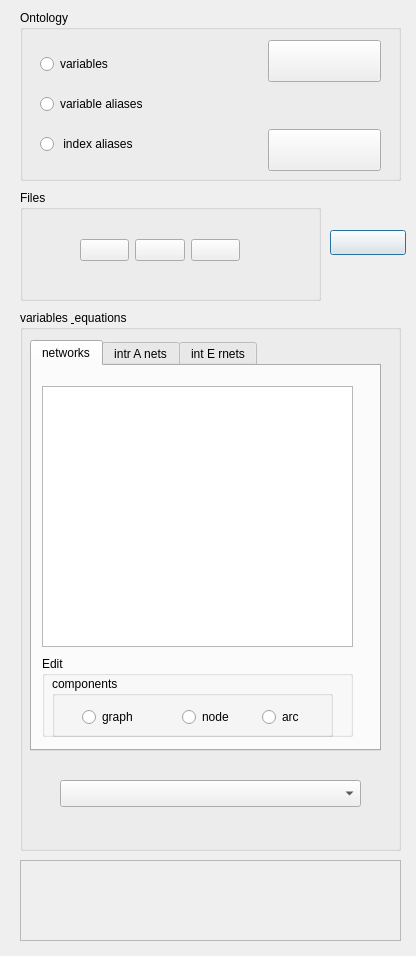
heinz-preisig/ProMo-packages-OntologyBuilder, file OntologyEquationEditor/ui_ontology_design.ui: the form before one commit.
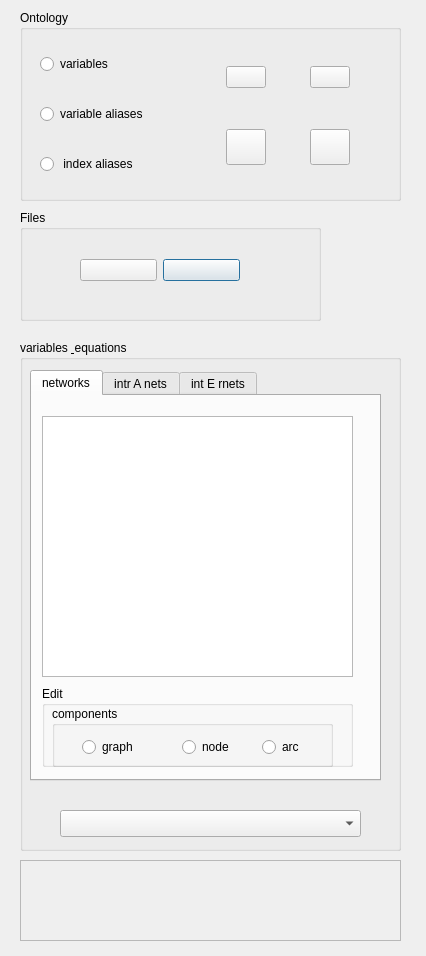
The form after the commit.

Diff of the .ui file:
```diff
--- a/OntologyEquationEditor/ui_ontology_design.ui
+++ b/OntologyEquationEditor/ui_ontology_design.ui
@@ -6,7 +6,7 @@
    <rect>
     <x>0</x>
     <y>0</y>
-    <width>416</width>
+    <width>426</width>
     <height>956</height>
    </rect>
   </property>
@@ -17,9 +17,9 @@
    <property name="geometry">
     <rect>
      <x>20</x>
-     <y>310</y>
+     <y>340</y>
      <width>381</width>
-     <height>541</height>
+     <height>511</height>
     </rect>
    </property>
    <property name="title">
@@ -182,7 +182,7 @@
      <x>20</x>
      <y>10</y>
      <width>381</width>
-     <height>171</height>
+     <height>191</height>
     </rect>
    </property>
    <property name="title">
@@ -192,9 +192,9 @@
     <property name="geometry">
      <rect>
       <x>20</x>
-      <y>30</y>
-      <width>341</width>
-      <height>131</height>
+      <y>20</y>
+      <width>348</width>
+      <height>171</height>
      </rect>
     </property>
     <layout class="QHBoxLayout" name="horizontalLayout">
@@ -246,27 +246,138 @@
       </spacer>
      </item>
      <item>
-      <layout class="QVBoxLayout" name="verticalLayout_2">
-       <property name="sizeConstraint">
-        <enum>QLayout::SetMinimumSize</enum>
-       </property>
-       <item>
-        <widget class="QPushButton" name="pushInfo">
-         <property name="sizePolicy">
-          <sizepolicy hsizetype="Expanding" vsizetype="Expanding">
-           <horstretch>0</horstretch>
-           <verstretch>0</verstretch>
-          </sizepolicy>
+      <layout class="QGridLayout" name="gridLayout">
+       <item row="2" column="5">
+        <spacer name="horizontalSpacer_4">
+         <property name="orientation">
+          <enum>Qt::Horizontal</enum>
          </property>
-         <property name="toolTip">
-          <string>press for information</string>
+         <property name="sizeHint" stdset="0">
+          <size>
+           <width>40</width>
+           <height>20</height>
+          </size>
          </property>
-         <property name="text">
-          <string/>
+        </spacer>
+       </item>
+       <item row="0" column="2">
+        <spacer name="verticalSpacer_4">
+         <property name="orientation">
+          <enum>Qt::Vertical</enum>
          </property>
-        </widget>
+         <property name="sizeHint" stdset="0">
+          <size>
+           <width>20</width>
+           <height>40</height>
+          </size>
+         </property>
+        </spacer>
        </item>
-       <item>
+       <item row="4" column="4">
+        <spacer name="verticalSpacer_7">
+         <property name="orientation">
+          <enum>Qt::Vertical</enum>
+         </property>
+         <property name="sizeHint" stdset="0">
+          <size>
+           <width>20</width>
+           <height>40</height>
+          </size>
+         </property>
+        </spacer>
+       </item>
+       <item row="3" column="5">
+        <spacer name="horizontalSpacer_5">
+         <property name="orientation">
+          <enum>Qt::Horizontal</enum>
+         </property>
+         <property name="sizeHint" stdset="0">
+          <size>
+           <width>40</width>
+           <height>20</height>
+          </size>
+         </property>
+        </spacer>
+       </item>
+       <item row="2" column="4">
+        <spacer name="verticalSpacer_2">
+         <property name="orientation">
+          <enum>Qt::Vertical</enum>
+         </property>
+         <property name="sizeHint" stdset="0">
+          <size>
+           <width>20</width>
+           <height>40</height>
+          </size>
+         </property>
+        </spacer>
+       </item>
+       <item row="1" column="3">
+        <spacer name="horizontalSpacer_2">
+         <property name="orientation">
+          <enum>Qt::Horizontal</enum>
+         </property>
+         <property name="sizeHint" stdset="0">
+          <size>
+           <width>40</width>
+           <height>20</height>
+          </size>
+         </property>
+        </spacer>
+       </item>
+       <item row="3" column="3">
+        <spacer name="verticalSpacer_3">
+         <property name="orientation">
+          <enum>Qt::Vertical</enum>
+         </property>
+         <property name="sizeHint" stdset="0">
+          <size>
+           <width>20</width>
+           <height>40</height>
+          </size>
+         </property>
+        </spacer>
+       </item>
+       <item row="4" column="2">
+        <spacer name="verticalSpacer_5">
+         <property name="orientation">
+          <enum>Qt::Vertical</enum>
+         </property>
+         <property name="sizeHint" stdset="0">
+          <size>
+           <width>20</width>
+           <height>40</height>
+          </size>
+         </property>
+        </spacer>
+       </item>
+       <item row="0" column="4">
+        <spacer name="verticalSpacer_6">
+         <property name="orientation">
+          <enum>Qt::Vertical</enum>
+         </property>
+         <property name="sizeHint" stdset="0">
+          <size>
+           <width>20</width>
+           <height>40</height>
+          </size>
+         </property>
+        </spacer>
+       </item>
+       <item row="1" column="0">
+        <spacer name="horizontalSpacer_3">
+         <property name="orientation">
+          <enum>Qt::Horizontal</enum>
+         </property>
+         <property name="sizeHint" stdset="0">
+          <size>
+           <width>40</width>
+           <height>20</height>
+          </size>
+         </property>
+        </spacer>
+       </item>
+       <item row="2" column="2">
         <spacer name="verticalSpacer">
          <property name="orientation">
           <enum>Qt::Vertical</enum>
@@ -279,7 +390,33 @@
          </property>
         </spacer>
        </item>
-       <item>
+       <item row="3" column="0">
+        <spacer name="horizontalSpacer_6">
+         <property name="orientation">
+          <enum>Qt::Horizontal</enum>
+         </property>
+         <property name="sizeHint" stdset="0">
+          <size>
+           <width>40</width>
+           <height>20</height>
+          </size>
+         </property>
+        </spacer>
+       </item>
+       <item row="1" column="5">
+        <spacer name="horizontalSpacer_7">
+         <property name="orientation">
+          <enum>Qt::Horizontal</enum>
+         </property>
+         <property name="sizeHint" stdset="0">
+          <size>
+           <width>40</width>
+           <height>20</height>
+          </size>
+         </property>
+        </spacer>
+       </item>
+       <item row="1" column="4">
         <widget class="QPushButton" name="pushCompile">
          <property name="sizePolicy">
           <sizepolicy hsizetype="Minimum" vsizetype="Expanding">
@@ -295,6 +432,73 @@
          </property>
         </widget>
        </item>
+       <item row="1" column="2">
+        <widget class="QPushButton" name="pushInfo">
+         <property name="sizePolicy">
+          <sizepolicy hsizetype="Expanding" vsizetype="Expanding">
+           <horstretch>0</horstretch>
+           <verstretch>0</verstretch>
+          </sizepolicy>
+         </property>
+         <property name="toolTip">
+          <string>press for information</string>
+         </property>
+         <property name="text">
+          <string/>
+         </property>
+        </widget>
+       </item>
+       <item row="3" column="4">
+        <widget class="QPushButton" name="pushMakeAllVarEqPictures">
+         <property name="sizePolicy">
+          <sizepolicy hsizetype="Expanding" vsizetype="Expanding">
+           <horstretch>0</horstretch>
+           <verstretch>0</verstretch>
+          </sizepolicy>
+         </property>
+         <property name="toolTip">
+          <string>&lt;html&gt;&lt;head/&gt;&lt;body&gt;&lt;p&gt;- compiles into all available code languages&lt;/p&gt;&lt;p&gt;- writes equations and variables as well as index file&lt;/p&gt;&lt;p&gt;- generates latex files with dot graphs&lt;/p&gt;&lt;/body&gt;&lt;/html&gt;</string>
+         </property>
+         <property name="text">
+          <string/>
+         </property>
+         <property name="autoDefault">
+          <bool>false</bool>
+         </property>
+         <property name="default">
+          <bool>true</bool>
+         </property>
+        </widget>
+       </item>
+       <item row="3" column="2">
+        <widget class="QPushButton" name="pushExit">
+         <property name="sizePolicy">
+          <sizepolicy hsizetype="Expanding" vsizetype="Expanding">
+           <horstretch>0</horstretch>
+           <verstretch>0</verstretch>
+          </sizepolicy>
+         </property>
+         <property name="toolTip">
+          <string>&lt;html&gt;&lt;head/&gt;&lt;body&gt;&lt;p&gt;- compiles into all available code languages&lt;/p&gt;&lt;p&gt;- writes equations and variables as well as index file&lt;/p&gt;&lt;p&gt;- generates latex files with dot graphs&lt;/p&gt;&lt;/body&gt;&lt;/html&gt;</string>
+         </property>
+         <property name="text">
+          <string/>
+         </property>
+         <property name="autoDefault">
+          <bool>false</bool>
+         </property>
+         <property name="default">
+          <bool>true</bool>
+         </property>
+        </widget>
+       </item>
+      </layout>
+     </item>
+     <item>
+      <layout class="QVBoxLayout" name="verticalLayout_2">
+       <property name="sizeConstraint">
+        <enum>QLayout::SetMinimumSize</enum>
+       </property>
       </layout>
      </item>
     </layout>
@@ -304,7 +508,7 @@
    <property name="geometry">
     <rect>
      <x>20</x>
-     <y>190</y>
+     <y>210</y>
      <width>301</width>
      <height>111</height>
     </rect>
@@ -354,22 +558,6 @@
        </property>
       </widget>
      </item>
-     <item>
-      <widget class="QPushButton" name="pushMakeAllVarEqPictures">
-       <property name="toolTip">
-        <string>&lt;html&gt;&lt;head/&gt;&lt;body&gt;&lt;p&gt;- compiles into all available code languages&lt;/p&gt;&lt;p&gt;- writes equations and variables as well as index file&lt;/p&gt;&lt;p&gt;- generates latex files with dot graphs&lt;/p&gt;&lt;/body&gt;&lt;/html&gt;</string>
-       </property>
-       <property name="text">
-        <string/>
-       </property>
-       <property name="autoDefault">
-        <bool>false</bool>
-       </property>
-       <property name="default">
-        <bool>true</bool>
-       </property>
-      </widget>
-     </item>
     </layout>
    </widget>
   </widget>
@@ -486,28 +674,6 @@
     <bool>false</bool>
    </property>
   </widget>
-  <widget class="QPushButton" name="pushExit">
-   <property name="geometry">
-    <rect>
-     <x>330</x>
-     <y>230</y>
-     <width>76</width>
-     <height>25</height>
-    </rect>
-   </property>
-   <property name="toolTip">
-    <string>&lt;html&gt;&lt;head/&gt;&lt;body&gt;&lt;p&gt;- compiles into all available code languages&lt;/p&gt;&lt;p&gt;- writes equations and variables as well as index file&lt;/p&gt;&lt;p&gt;- generates latex files with dot graphs&lt;/p&gt;&lt;/body&gt;&lt;/html&gt;</string>
-   </property>
-   <property name="text">
-    <string/>
-   </property>
-   <property name="autoDefault">
-    <bool>false</bool>
-   </property>
-   <property name="default">
-    <bool>true</bool>
-   </property>
-  </widget>
  </widget>
  <resources/>
  <connections/>
```
